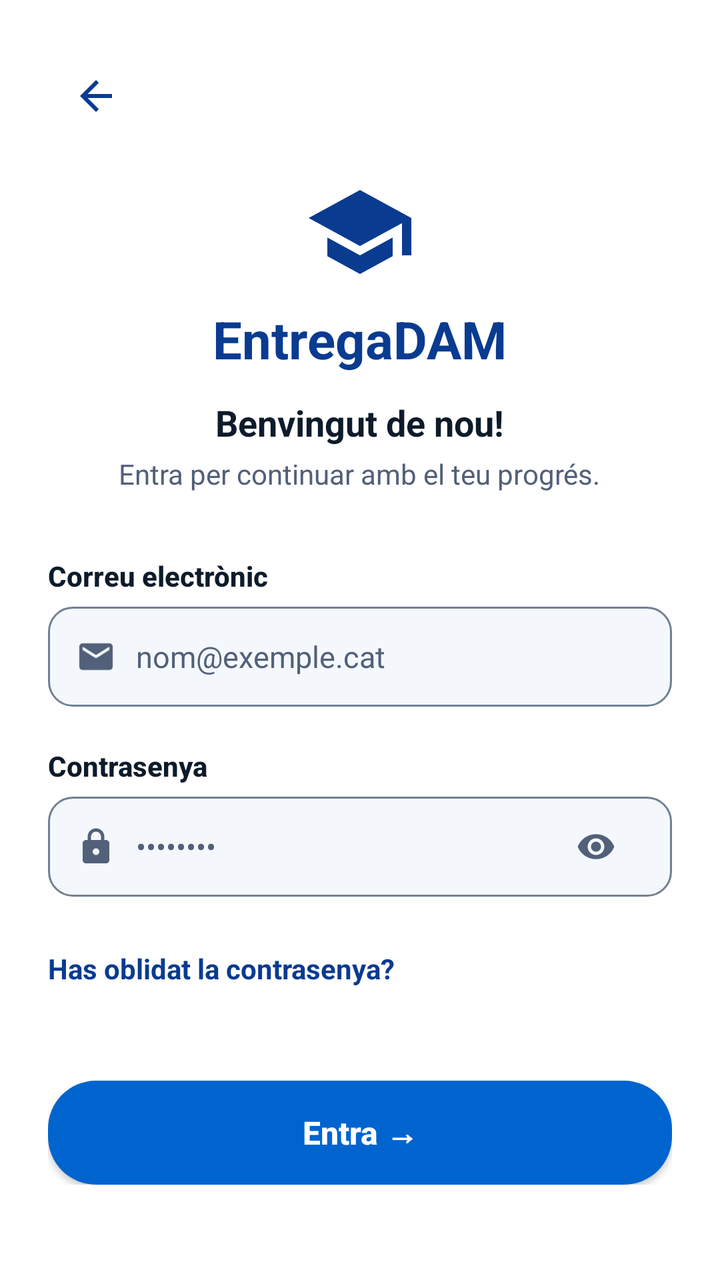
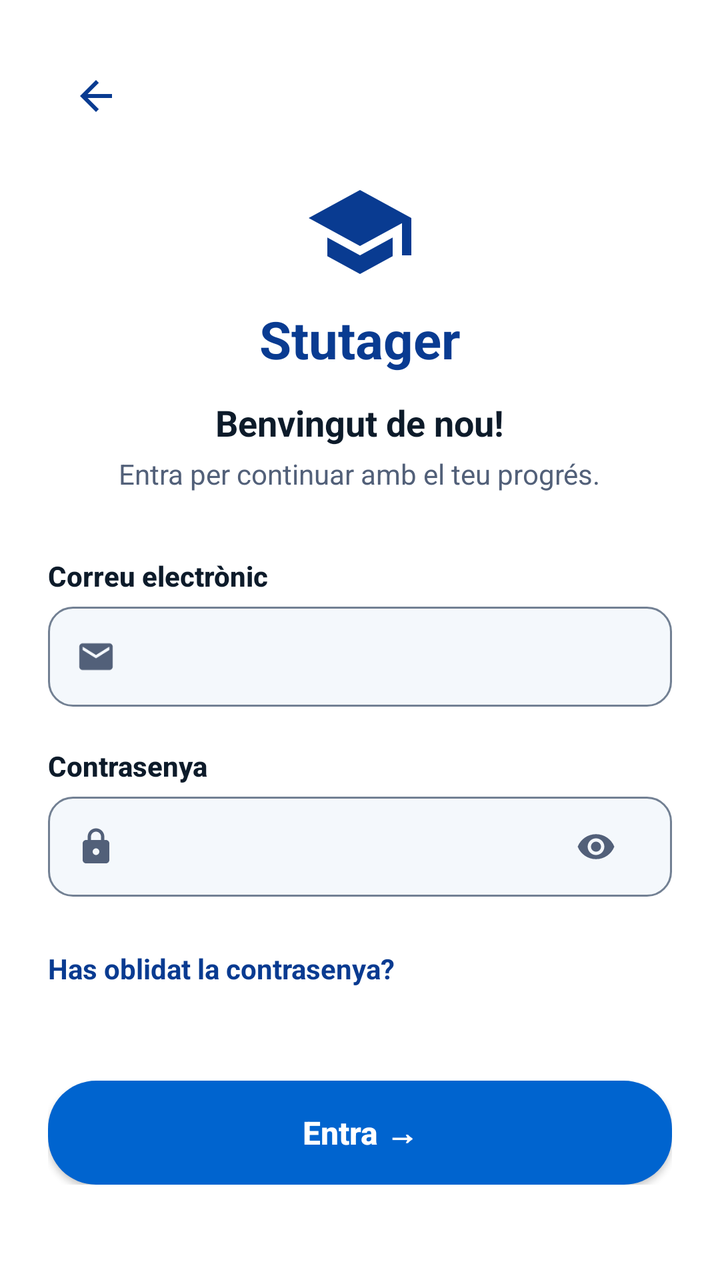

The first picture is an Android layout as it rendered before a commit; the second is the same layout after the commit. The layout source and the unified diff follow.
<!-- AndroidManifest.xml: activity theme Theme.Stutager.Surface -->
<!-- res/layout/activity_login.xml -->
<ScrollView xmlns:android="http://schemas.android.com/apk/res/android"
    xmlns:app="http://schemas.android.com/apk/res-auto"
    xmlns:tools="http://schemas.android.com/tools"
    android:layout_width="match_parent"
    android:layout_height="match_parent"
    android:fillViewport="true"
    android:fitsSystemWindows="true"
    tools:context=".LoginActivity">

    <androidx.constraintlayout.widget.ConstraintLayout
        android:layout_width="match_parent"
        android:layout_height="wrap_content"
        android:padding="24dp">

        <LinearLayout
            android:layout_width="0dp"
            android:layout_height="wrap_content"
            android:orientation="vertical"
            app:layout_constraintEnd_toEndOf="parent"
            app:layout_constraintStart_toStartOf="parent"
            app:layout_constraintTop_toTopOf="parent"
            app:layout_constraintWidth_max="480dp">

            <ImageView
                android:id="@+id/btnBack"
                android:layout_width="48dp"
                android:layout_height="48dp"
                android:background="?attr/selectableItemBackgroundBorderless"
                android:clickable="true"
                android:contentDescription="@string/back_desc"
                android:focusable="true"
                android:padding="12dp"
                android:src="@drawable/ic_arrow_back"
                app:tint="?attr/colorSecondary" />

            <LinearLayout
                android:layout_width="match_parent"
                android:layout_height="wrap_content"
                android:layout_marginTop="16dp"
                android:layout_marginBottom="32dp"
                android:gravity="center_horizontal"
                android:orientation="vertical">

                <ImageView
                    android:importantForAccessibility="no"
                    android:layout_width="56dp"
                    android:layout_height="56dp"
                    android:src="@drawable/ic_graduation_cap"
                    app:tint="?attr/colorSecondary" />

                <TextView
                    android:layout_width="wrap_content"
                    android:layout_height="wrap_content"
                    android:layout_marginTop="8dp"
                    android:text="@string/app_name"
                    android:textColor="?attr/colorSecondary"
                    android:textSize="26sp"
                    android:textStyle="bold" />

                <TextView
                    android:layout_width="wrap_content"
                    android:layout_height="wrap_content"
                    android:layout_marginTop="12dp"
                    android:text="@string/login_welcome"
                    android:textColor="?attr/colorOnSurface"
                    android:textSize="18sp"
                    android:textStyle="bold" />

                <TextView
                    android:layout_width="wrap_content"
                    android:layout_height="wrap_content"
                    android:layout_marginTop="4dp"
                    android:text="@string/login_subtitle"
                    android:textAlignment="center"
                    android:textColor="?attr/colorOnSurfaceVariant"
                    android:textSize="14sp" />
            </LinearLayout>

            <TextView
                android:id="@+id/labelEmail"
                android:layout_width="wrap_content"
                android:layout_height="wrap_content"
                android:layout_marginBottom="6dp"
                android:fontFamily="sans-serif-medium"
                android:labelFor="@+id/etEmail"
                android:text="@string/label_email"
                android:textColor="?attr/colorOnSurface"
                android:textSize="14sp"
                android:textStyle="bold" />

            <LinearLayout
                android:layout_width="match_parent"
                android:layout_height="50dp"
                android:layout_marginBottom="20dp"
                android:background="@drawable/bg_input_field"
                android:gravity="center_vertical"
                android:orientation="horizontal"
                android:paddingHorizontal="14dp">

                <ImageView
                    android:importantForAccessibility="no"
                    android:layout_width="20dp"
                    android:layout_height="20dp"
                    android:src="@drawable/ic_email"
                    app:tint="?attr/colorOnSurfaceVariant" />

                <EditText
                    android:id="@+id/etEmail"
                    android:layout_width="match_parent"
                    android:layout_height="match_parent"
                    android:layout_marginStart="10dp"
                    android:autofillHints="emailAddress"
                    android:background="@null"
                    android:hint="@string/hint_email"
                    android:inputType="textEmailAddress"
                    android:textColor="?attr/colorOnSurface"
                    android:textColorHint="?attr/colorOnSurfaceVariant"
                    android:textSize="15sp" />
            </LinearLayout>

            <TextView
                android:id="@+id/labelPassword"
                android:layout_width="wrap_content"
                android:layout_height="wrap_content"
                android:layout_marginBottom="6dp"
                android:fontFamily="sans-serif-medium"
                android:labelFor="@+id/etPassword"
                android:text="@string/label_password"
                android:textColor="?attr/colorOnSurface"
                android:textSize="14sp"
                android:textStyle="bold" />

            <LinearLayout
                android:layout_width="match_parent"
                android:layout_height="50dp"
                android:layout_marginBottom="12dp"
                android:background="@drawable/bg_input_field"
                android:gravity="center_vertical"
                android:orientation="horizontal"
                android:paddingHorizontal="14dp">

                <ImageView
                    android:importantForAccessibility="no"
                    android:layout_width="20dp"
                    android:layout_height="20dp"
                    android:src="@drawable/ic_lock"
                    app:tint="?attr/colorOnSurfaceVariant" />

                <EditText
                    android:id="@+id/etPassword"
                    android:layout_width="0dp"
                    android:layout_height="match_parent"
                    android:layout_marginStart="10dp"
                    android:layout_weight="1"
                    android:autofillHints="password"
                    android:background="@null"
                    android:hint="@string/password_hint"
                    android:inputType="textPassword"
                    android:textColor="?attr/colorOnSurface"
                    android:textColorHint="?attr/colorOnSurfaceVariant"
                    android:textSize="15sp" />

                <ImageView
                    android:id="@+id/btnTogglePassword"
                    android:layout_width="48dp"
                    android:layout_height="48dp"
                    android:background="?attr/selectableItemBackgroundBorderless"
                    android:clickable="true"
                    android:contentDescription="@string/show_password_desc"
                    android:focusable="true"
                    android:padding="14dp"
                    android:src="@drawable/ic_eye"
                    app:tint="?attr/colorOnSurfaceVariant" />
            </LinearLayout>

            <TextView
                android:id="@+id/tvForgotPassword"
                android:layout_width="wrap_content"
                android:layout_height="wrap_content"
                android:layout_marginBottom="32dp"
                android:minHeight="48dp"
                android:gravity="center_vertical"
                android:text="@string/forgot_password"
                android:textColor="?attr/colorSecondary"
                android:textSize="14sp"
                android:textStyle="bold" />

            <androidx.appcompat.widget.AppCompatButton
                android:id="@+id/btnEntra"
                android:layout_width="match_parent"
                android:layout_height="52dp"
                android:layout_gravity="center_horizontal"
                android:background="@drawable/bg_pill_blue"
                android:maxWidth="360dp"
                android:textAllCaps="false"
                android:text="@string/btn_enter"
                android:textColor="?attr/colorOnPrimary"
                android:textSize="16sp"
                android:textStyle="bold" />

        </LinearLayout>
    </androidx.constraintlayout.widget.ConstraintLayout>
</ScrollView>
<!-- resources referenced by this layout -->
<resources>
  <!-- drawable bg_input_field (drawable) -->
  <shape xmlns:android="http://schemas.android.com/apk/res/android"
      android:shape="rectangle">
      <solid android:color="?attr/colorSurfaceContainerLow" />
      <stroke
          android:width="1dp"
          android:color="?attr/colorOutline" />
      <corners android:radius="12dp" />
  </shape>
  <!-- drawable bg_pill_blue (drawable) -->
  <shape xmlns:android="http://schemas.android.com/apk/res/android"
      android:shape="rectangle">
      <solid android:color="?attr/colorPrimary" />
      <corners android:radius="24dp" />
  </shape>
  <!-- drawable ic_arrow_back (drawable) -->
  <vector xmlns:android="http://schemas.android.com/apk/res/android"
      android:width="24dp"
      android:height="24dp"
      android:viewportWidth="24"
      android:viewportHeight="24">
    <path
        android:fillColor="?attr/colorSecondary"
        android:pathData="M20,11H7.83l5.59,-5.59L12,4l-8,8 8,8 1.41,-1.41L7.83,13H20v-2z"/>
  </vector>
  <!-- drawable ic_graduation_cap (drawable) -->
  <vector xmlns:android="http://schemas.android.com/apk/res/android"
      android:width="48dp"
      android:height="48dp"
      android:viewportWidth="24"
      android:viewportHeight="24">
    <path
        android:fillColor="?attr/colorPrimary"
        android:pathData="M5,13.18v4L12,21l7,-3.82v-4L12,17L5,13.18zM12,3L1,9l11,6 9,-4.91V17h2V9L12,3z"/>
  </vector>
  <string name="app_name">EntregaDAM</string>
  <string name="back_desc">Back</string>
  <string name="btn_enter">Entra →</string>
  <string name="forgot_password">Has oblidat la contrasenya?</string>
  <string name="hint_email">nom@exemple.cat</string>
  <string name="label_email">Correu electrònic</string>
  <string name="label_password">Contrasenya</string>
  <string name="login_subtitle">Entra per continuar amb el teu progrés.</string>
  <string name="login_welcome">Benvingut de nou!</string>
  <string name="password_hint">••••••••</string>
  <string name="show_password_desc">Mostra la contrasenya</string>
  <style name="Theme.Stutager.Surface" parent="Theme.Stutager">
          <item name="android:windowBackground">@color/color_surface_container_lowest</item>
      </style>
  <color name="color_surface_container_lowest">#FFFFFF</color>
  <color name="color_primary">#0064CF</color>
  <color name="color_on_primary">#FFFFFF</color>
  <color name="color_primary_container">#D8E7FF</color>
  <color name="color_on_primary_container">#002F65</color>
  <color name="color_secondary">#093B91</color>
  <color name="color_on_secondary">#FFFFFF</color>
  <color name="color_secondary_container">#E0EDFF</color>
  <color name="color_on_secondary_container">#003C96</color>
  <color name="color_tertiary">#0F766E</color>
  <color name="color_on_tertiary">#FFFFFF</color>
  <color name="color_tertiary_container">#CCFBF1</color>
  <color name="color_on_tertiary_container">#00504A</color>
  <color name="color_error">#BA1A1A</color>
  <color name="color_on_error">#FFFFFF</color>
  <color name="color_error_container">#FFDAD6</color>
  <color name="color_on_error_container">#410002</color>
  <color name="color_background">#F8F9FA</color>
  <color name="color_on_background">#0D1B2A</color>
  <color name="color_surface">#FFFFFF</color>
  <color name="color_on_surface">#0D1B2A</color>
  <color name="color_surface_variant">#E0E6EF</color>
  <color name="color_on_surface_variant">#526079</color>
  <color name="color_outline">#728093</color>
  <color name="color_outline_variant">#CBD5E1</color>
  <color name="color_surface_dim">#D8DADF</color>
  <color name="color_surface_bright">#FFFFFF</color>
  <color name="color_surface_container_low">#F4F8FC</color>
  <color name="color_surface_container">#EEF2F7</color>
  <color name="color_surface_container_high">#E8ECF1</color>
  <color name="color_surface_container_highest">#E1E6EB</color>
  <color name="color_inverse_surface">#29313B</color>
  <color name="color_inverse_on_surface">#F1F5FB</color>
  <color name="color_inverse_primary">#ABC7FF</color>
  <!-- unchanged entries left out for length: 4 -->
</resources>

<!-- the commit's change to res/layout/activity_login.xml (unified diff, before → after) -->
@@ -4,7 +4,6 @@
     android:layout_width="match_parent"
     android:layout_height="match_parent"
     android:fillViewport="true"
-    android:fitsSystemWindows="true"
     tools:context=".LoginActivity">
 
     <androidx.constraintlayout.widget.ConstraintLayout
@@ -111,7 +110,6 @@
                     android:layout_marginStart="10dp"
                     android:autofillHints="emailAddress"
                     android:background="@null"
-                    android:hint="@string/hint_email"
                     android:inputType="textEmailAddress"
                     android:textColor="?attr/colorOnSurface"
                     android:textColorHint="?attr/colorOnSurfaceVariant"
@@ -154,7 +152,6 @@
                     android:layout_weight="1"
                     android:autofillHints="password"
                     android:background="@null"
-                    android:hint="@string/password_hint"
                     android:inputType="textPassword"
                     android:textColor="?attr/colorOnSurface"
                     android:textColorHint="?attr/colorOnSurfaceVariant"
<!-- resource entries referenced after the edit -->
@@ -35,16 +35,14 @@
         android:fillColor="?attr/colorPrimary"
         android:pathData="M5,13.18v4L12,21l7,-3.82v-4L12,17L5,13.18zM12,3L1,9l11,6 9,-4.91V17h2V9L12,3z"/>
   </vector>
-  <string name="app_name">EntregaDAM</string>
-  <string name="back_desc">Back</string>
+  <string name="app_name">Stutager</string>
+  <string name="back_desc">Torna enrere</string>
   <string name="btn_enter">Entra →</string>
   <string name="forgot_password">Has oblidat la contrasenya?</string>
-  <string name="hint_email">nom@exemple.cat</string>
   <string name="label_email">Correu electrònic</string>
   <string name="label_password">Contrasenya</string>
   <string name="login_subtitle">Entra per continuar amb el teu progrés.</string>
   <string name="login_welcome">Benvingut de nou!</string>
-  <string name="password_hint">••••••••</string>
   <string name="show_password_desc">Mostra la contrasenya</string>
   <style name="Theme.Stutager.Surface" parent="Theme.Stutager">
           <item name="android:windowBackground">@color/color_surface_container_lowest</item>
